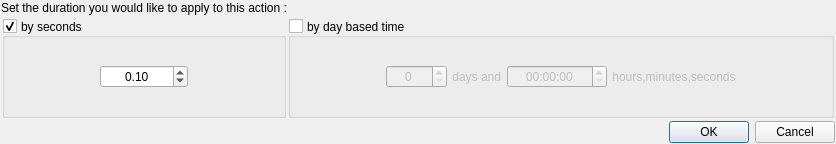
Old version of the form ui/createactiondialog/CreateWaitActionDialog.ui in the repository AmirHammouteneEI/ScheduledPasteAndKeys.
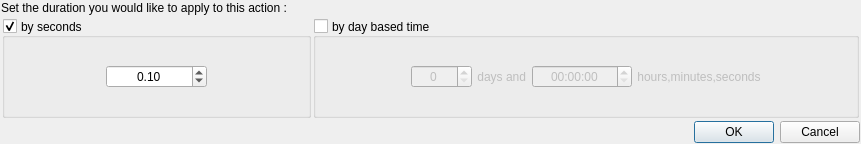
New version of the form.

Commit message: Finished keys sequence action ; added img for keys seq act ; added loop option for keys seq

The edit to the form file:
```diff
--- a/ui/createactiondialog/CreateWaitActionDialog.ui
+++ b/ui/createactiondialog/CreateWaitActionDialog.ui
@@ -6,7 +6,7 @@
    <rect>
     <x>0</x>
     <y>0</y>
-    <width>836</width>
+    <width>861</width>
     <height>144</height>
    </rect>
   </property>
@@ -117,6 +117,12 @@
              <verstretch>0</verstretch>
             </sizepolicy>
            </property>
+           <property name="minimumSize">
+            <size>
+             <width>60</width>
+             <height>0</height>
+            </size>
+           </property>
            <property name="alignment">
             <set>Qt::AlignCenter</set>
            </property>
@@ -207,6 +213,12 @@
          </item>
          <item>
           <widget class="QSpinBox" name="spinBox">
+           <property name="minimumSize">
+            <size>
+             <width>60</width>
+             <height>0</height>
+            </size>
+           </property>
            <property name="alignment">
             <set>Qt::AlignCenter</set>
            </property>
```
The commit also changes 15 other files.
